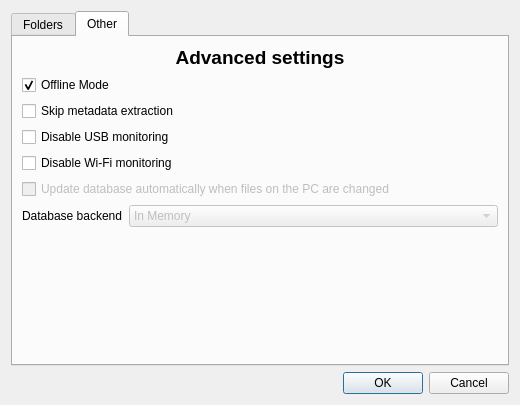
Before: the Qt Designer form src/forms/configwidget.ui in codestation/qcma, drawn with Qt 5.
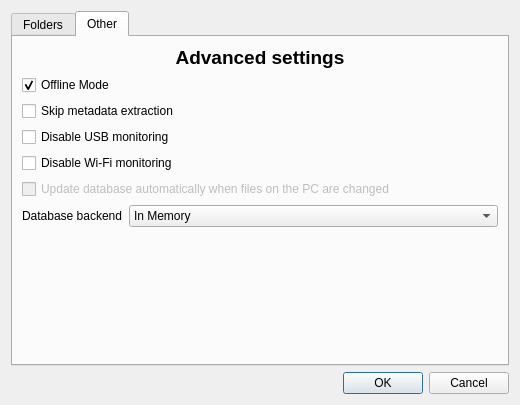
After: the same form once the commit is applied. The open tabs and pages were chosen to show the change.

The edit to the form file:
```diff
--- a/src/forms/configwidget.ui
+++ b/src/forms/configwidget.ui
@@ -282,10 +282,7 @@
               </widget>
              </item>
              <item row="0" column="1">
-              <widget class="QComboBox" name="comboBox">
-               <property name="enabled">
-                <bool>false</bool>
-               </property>
+              <widget class="QComboBox" name="databaseSelect">
                <item>
                 <property name="text">
                  <string>In Memory</string>
```
Left out of the diff: 5 changed lines with no effect on the pictures.
